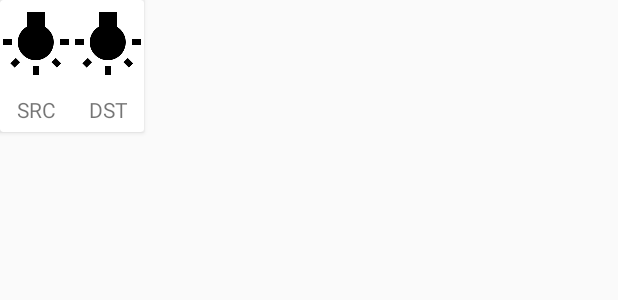
After one commit to UCLM-ARCO/demo-logicwire-office, an Android app: the layout linked_thing_item.xml on its own in the app's theme, with its tools: preview values and no code run, on a phone screen of 412 x 824 dp. The commit adds this screen. Shown: the top 300 px of the screen. Run offline under Robolectric (Android 15) with nearby library versions, the phone set to English and light mode, and no system bars.

Commit message:
android: DnD, remove src item

```diff
--- /dev/null
+++ b/src/android/LogicWiring/app/src/main/res/layout/linked_thing_item.xml
@@ -0,0 +1,46 @@
+<?xml version="1.0" encoding="utf-8"?>
+
+<android.support.v7.widget.CardView
+    xmlns:android="http://schemas.android.com/apk/res/android"
+    android:layout_width="wrap_content"
+    android:layout_height="wrap_content"
+    android:paddingTop="10dp"
+    android:paddingBottom="10dp">
+
+    <LinearLayout
+        android:layout_width="wrap_content"
+        android:layout_height="wrap_content"
+        android:orientation="horizontal">
+
+        <TextView
+            android:id="@+id/SrcThingText"
+            android:layout_width="fill_parent"
+            android:layout_height="fill_parent"
+            android:text="SRC"
+            android:drawableTop="@drawable/ic_wb_incandescent_black_48dp"
+            android:drawablePadding="10dp"
+            android:gravity="center_vertical|center_horizontal"
+            android:paddingTop="5dp"
+            android:paddingBottom="5dp"/>
+
+        <!--<View-->
+            <!--android:id="@+id/separator"-->
+            <!--android:layout_width="1dp"-->
+            <!--android:layout_height="wrap_content"-->
+            <!--android:background="#cccccc"-->
+            <!--android:layout_centerVertical="true"/>-->
+
+        <TextView
+            android:id="@+id/DstThingText"
+            android:layout_width="fill_parent"
+            android:layout_height="fill_parent"
+            android:text="DST"
+            android:drawableTop="@drawable/ic_wb_incandescent_black_48dp"
+            android:drawablePadding="10dp"
+            android:gravity="center_vertical|center_horizontal"
+            android:paddingTop="5dp"
+            android:paddingBottom="5dp"/>
+
+    </LinearLayout>
+
+</android.support.v7.widget.CardView>
```
Also changed, not shown: src/android/LogicWiring/app/src/main/java/es/uclm/esi/arco/logicwiring/MainActivity.java (+29 -12 lines).
